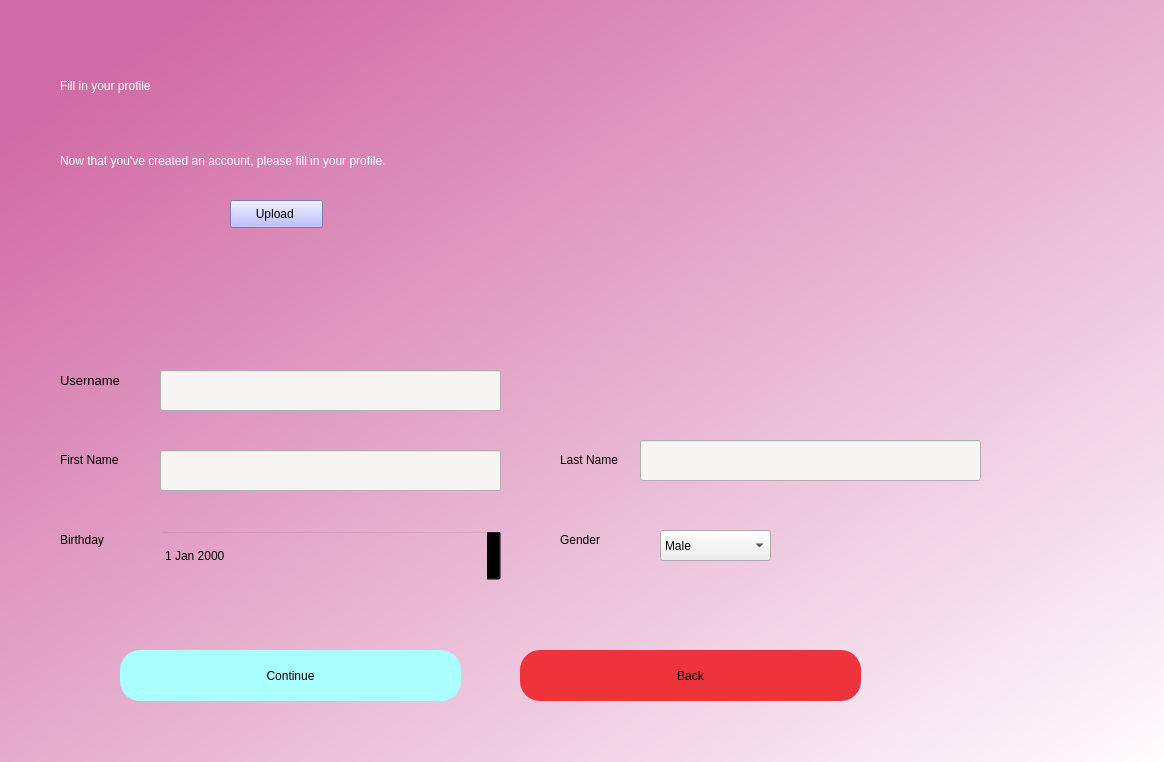
Old version of the form fillprofile.ui in the repository Soorajtechversant/pyqt5rosetracker.
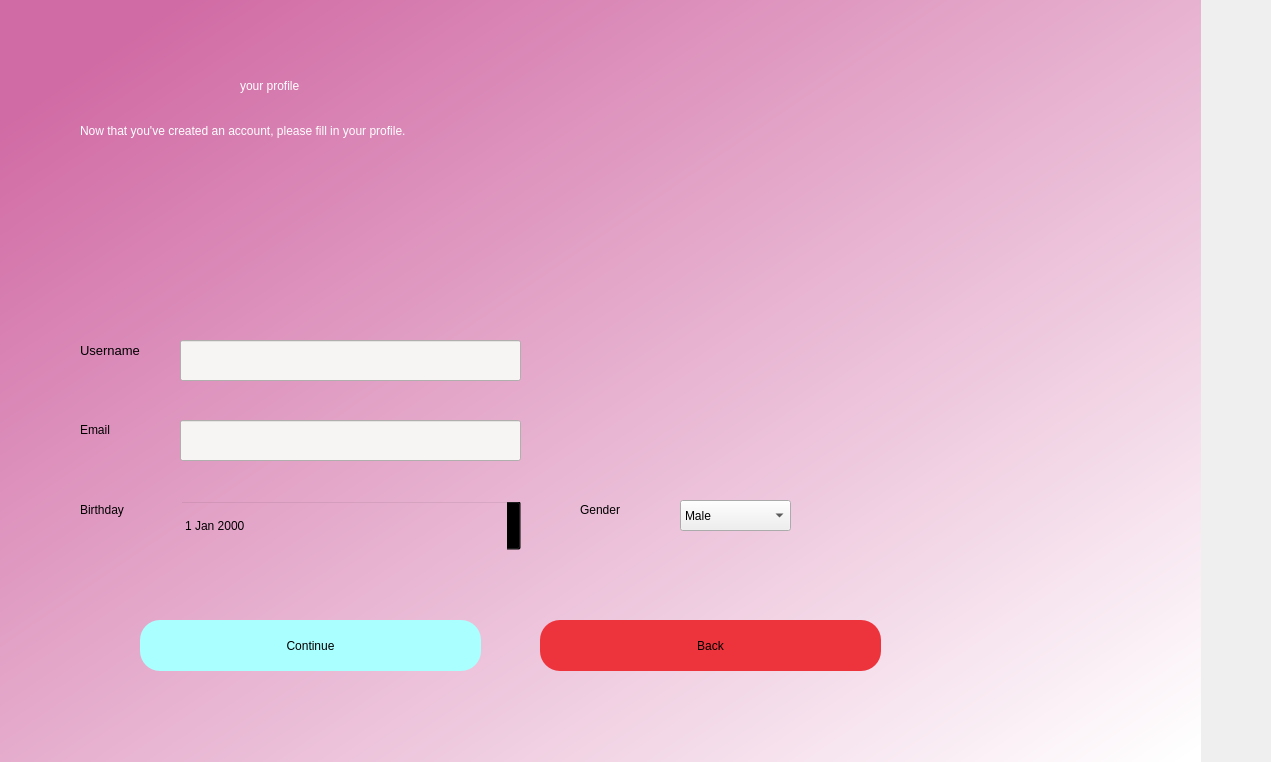
New version of the form.

```diff
--- a/fillprofile.ui
+++ b/fillprofile.ui
@@ -6,7 +6,7 @@
    <rect>
     <x>0</x>
     <y>0</y>
-    <width>1164</width>
+    <width>1271</width>
     <height>762</height>
    </rect>
   </property>
@@ -16,8 +16,8 @@
   <widget class="QWidget" name="bgwidget" native="true">
    <property name="geometry">
     <rect>
-     <x>-20</x>
-     <y>0</y>
+     <x>0</x>
+     <y>-30</y>
      <width>1201</width>
      <height>801</height>
     </rect>
@@ -29,8 +29,8 @@
    <widget class="QLabel" name="label">
     <property name="geometry">
      <rect>
-      <x>80</x>
-      <y>50</y>
+      <x>240</x>
+      <y>80</y>
       <width>471</width>
       <height>71</height>
      </rect>
@@ -39,7 +39,7 @@
      <string notr="true">font: 36pt &quot;MS Shell Dlg 2&quot;; color:rgb(255, 255, 255)</string>
     </property>
     <property name="text">
-     <string>Fill in your profile</string>
+     <string>your profile</string>
     </property>
    </widget>
    <widget class="QLabel" name="label_2">
@@ -129,7 +129,7 @@
      <string notr="true">font: 10pt &quot;MS Shell Dlg 2&quot;;</string>
     </property>
     <property name="text">
-     <string>First Name</string>
+     <string>Email</string>
     </property>
    </widget>
    <widget class="QLabel" name="error">
@@ -148,22 +148,6 @@
      <string/>
     </property>
    </widget>
-   <widget class="QLabel" name="label_5">
-    <property name="geometry">
-     <rect>
-      <x>580</x>
-      <y>450</y>
-      <width>81</width>
-      <height>20</height>
-     </rect>
-    </property>
-    <property name="styleSheet">
-     <string notr="true">font: 10pt &quot;MS Shell Dlg 2&quot;;</string>
-    </property>
-    <property name="text">
-     <string>Last Name</string>
-    </property>
-   </widget>
    <widget class="QDateEdit" name="birthday">
     <property name="geometry">
      <rect>
@@ -213,23 +197,6 @@
      <bool>true</bool>
     </property>
    </widget>
-   <widget class="QPushButton" name="upload">
-    <property name="geometry">
-     <rect>
-      <x>250</x>
-      <y>200</y>
-      <width>93</width>
-      <height>28</height>
-     </rect>
-    </property>
-    <property name="styleSheet">
-     <string notr="true">border-color: rgb(85, 0, 255);
-background-color: rgb(170, 170, 255);</string>
-    </property>
-    <property name="text">
-     <string>Upload </string>
-    </property>
-   </widget>
    <widget class="QComboBox" name="comboBox">
     <property name="geometry">
      <rect>
@@ -313,21 +280,6 @@
 font: 12pt &quot;MS Shell Dlg 2&quot;;</string>
     </property>
    </widget>
-   <widget class="QLineEdit" name="username_5">
-    <property name="geometry">
-     <rect>
-      <x>660</x>
-      <y>440</y>
-      <width>341</width>
-      <height>41</height>
-     </rect>
-    </property>
-    <property name="styleSheet">
-     <string notr="true">background-color:rgba(0,0,0,0);
-background-color: rgb(246, 245, 244);
-font: 12pt &quot;MS Shell Dlg 2&quot;;</string>
-    </property>
-   </widget>
   </widget>
  </widget>
  <resources>
```
Left out of the diff: 6 changed lines with no effect on the pictures.
